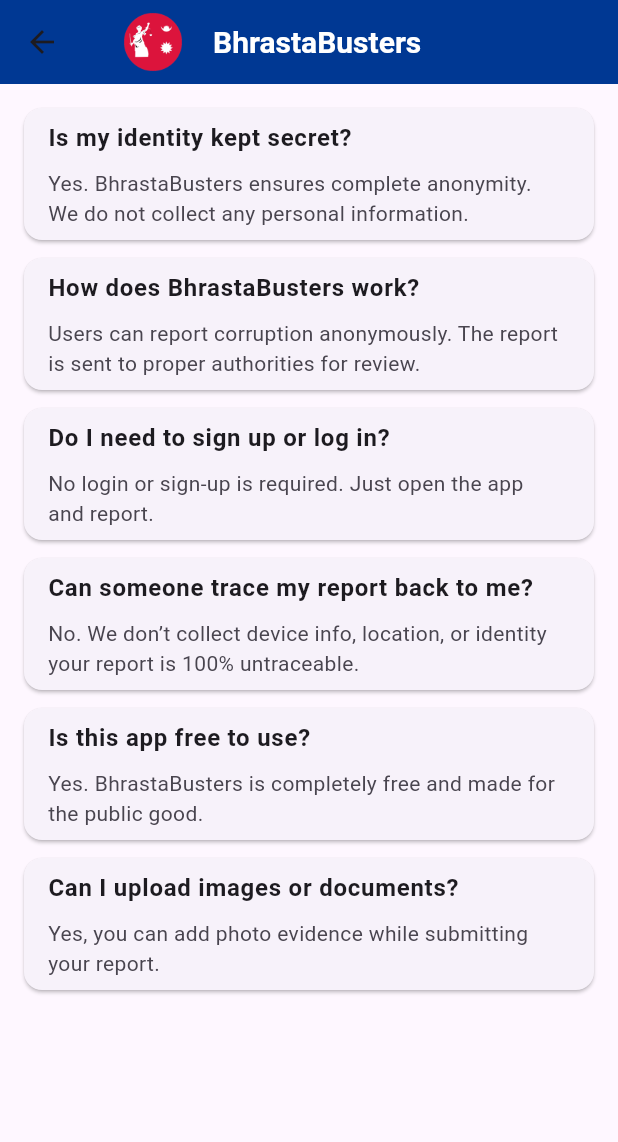
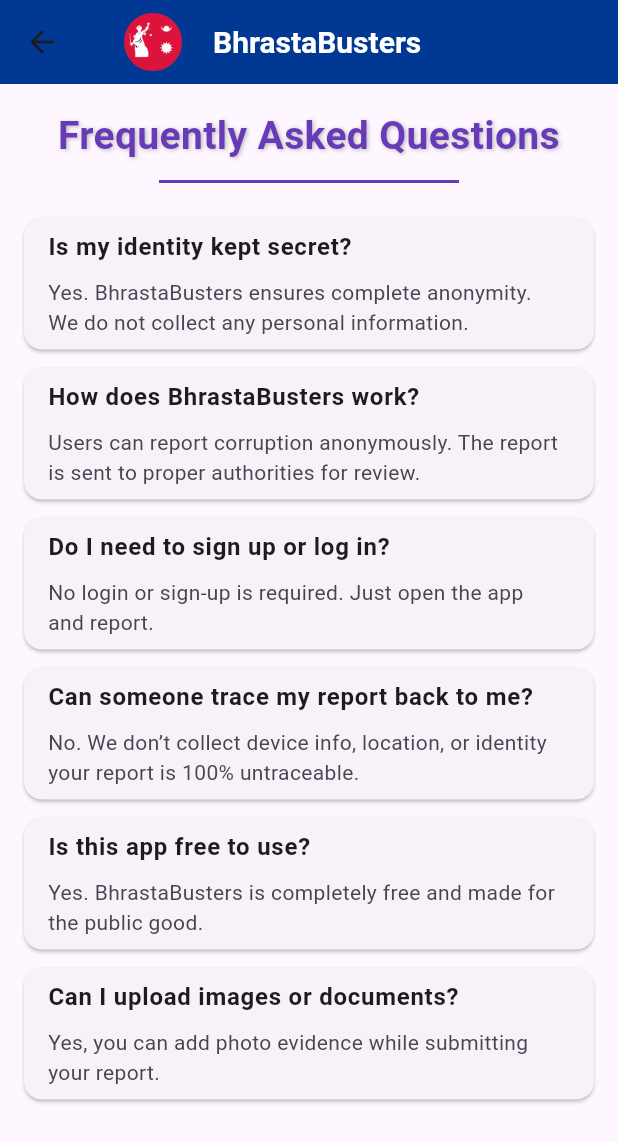
Before and after one commit to theaayushdev/BhrastaBusters, a Flutter app: the FAQPage screen opened directly, on a phone screen of 412 x 824 dp. Shown: the top 1142 px of the screen. Run offline on Flutter 3.47's test engine with Material 3 defaults, Android fonts, the phone set to English and light mode, and no system bars; our stand-ins replace animated_text_kit, device_info_plus, file_picker.

Commit message:
ui enhanced

```diff
--- a/lib/screens/faq.dart
+++ b/lib/screens/faq.dart
@@ -1,33 +1,38 @@
 import 'package:flutter/material.dart';
 import '../widget/topbar.dart';
+
 class FAQPage extends StatelessWidget {
   const FAQPage({super.key});
-
 
   final List<Map<String, String>> faqs = const [
     {
       'question': 'Is my identity kept secret?',
-      'answer': 'Yes. BhrastaBusters ensures complete anonymity. We do not collect any personal information.'
+      'answer':
+          'Yes. BhrastaBusters ensures complete anonymity. We do not collect any personal information.',
     },
     {
       'question': 'How does BhrastaBusters work?',
-      'answer': 'Users can report corruption anonymously. The report is sent to proper authorities for review.'
+      'answer':
+          'Users can report corruption anonymously. The report is sent to proper authorities for review.',
     },
     {
       'question': 'Do I need to sign up or log in?',
-      'answer': 'No login or sign-up is required. Just open the app and report.'
+      'answer':
+          'No login or sign-up is required. Just open the app and report.',
     },
     {
       'question': 'Can someone trace my report back to me?',
-      'answer': 'No. We don’t collect device info, location, or identity  your report is 100% untraceable.'
+      'answer':
+          'No. We don’t collect device info, location, or identity  your report is 100% untraceable.',
     },
     {
       'question': 'Is this app free to use?',
-      'answer': 'Yes. BhrastaBusters is completely free and made for the public good.'
+      'answer':
+          'Yes. BhrastaBusters is completely free and made for the public good.',
     },
     {
       'question': 'Can I upload images or documents?',
-      'answer': 'Yes, you can add photo evidence while submitting your report.'
+      'answer': 'Yes, you can add photo evidence while submitting your report.',
     },
   ];
 
@@ -35,8 +40,44 @@
   Widget build(BuildContext context) {
     return Scaffold(
       appBar: CustomAppBar(),
-      body: ListView.builder(
-        padding: const EdgeInsets.all(16),
+      body: Padding(
+        padding: const EdgeInsets.all(16.0),
+        child: Column(
+          crossAxisAlignment: CrossAxisAlignment.center,
+          children: [
+            // Centered & Styled Heading
+            Center(
+              child: Column(
+                children: const [
+                  Text(
+                    'Frequently Asked Questions',
+                    textAlign: TextAlign.center,
+                    style: TextStyle(
+                      fontSize: 26,
+                      fontWeight: FontWeight.bold,
+                      color: Colors.deepPurple,
+                      shadows: [
+                        Shadow(
+                          offset: Offset(1, 1),
+                          blurRadius: 3,
+                          color: Colors.black26,
+                        ),
+                      ],
+                    ),
+                  ),
+                  SizedBox(height: 4),
+                  SizedBox(
+                    width: 200,
+                    child: Divider(color: Colors.deepPurple, thickness: 2),
+                  ),
+                ],
+              ),
+            ),
+            const SizedBox(height: 16),
+
+            // FAQ List
+            Expanded(
+              child: ListView.builder(
                 itemCount: faqs.length,
                 itemBuilder: (context, index) {
                   final faq = faqs[index];
@@ -55,6 +96,10 @@
                   );
                 },
               ),
+            ),
+          ],
+        ),
+      ),
     );
   }
 }
```
Also changed, not shown: lib/screens/information.dart (+19 -8 lines). Lines whose indentation alone changed are shown as unchanged.
